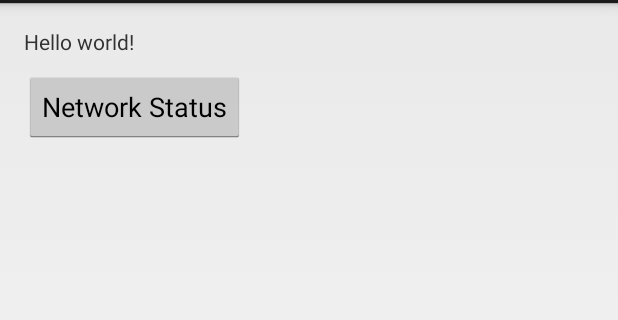
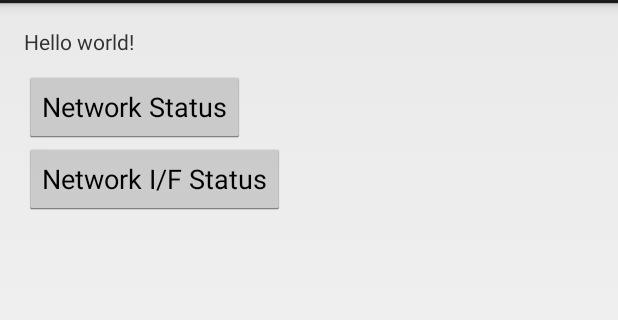
Before and after one commit to yosyam/AndroidSampleCode, an Android app: the screen it shows after launch (MainActivity), on a phone screen of 412 x 824 dp, the part 69-389 px from its top. Run offline under Robolectric (Android 15) with nearby library versions, the phone set to English and light mode, and no system bars.

Commit message:
Network I/F Status の追加

```diff
--- a/AndroidSampleCode/src/main/java/net/metax/android/androidsamplecode/MainActivity.java
+++ b/AndroidSampleCode/src/main/java/net/metax/android/androidsamplecode/MainActivity.java
@@ -7,11 +7,14 @@ import android.view.Menu;
 import android.view.View;
 import android.widget.Button;
 
+import net.metax.android.androidsamplecode.nifstatus.NifStatusActivity;
 import net.metax.android.androidsamplecode.networkstatus.NetworkStatusActivity;
 
 public class MainActivity extends Activity {
     private Button buttonNetworkStatus;
     private Button.OnClickListener buttonNetworkStatusListener;
+    private Button buttonIpStatus;
+    private Button.OnClickListener buttonIpStatusListener;
 
     @Override
     protected void onCreate(Bundle savedInstanceState) {
@@ -32,6 +35,17 @@ public class MainActivity extends Activity {
             }
         };
         buttonNetworkStatus.setOnClickListener(buttonNetworkStatusListener);
+
+        buttonIpStatus = (Button) findViewById(R.id.buttonIpStatus);
+        buttonIpStatusListener = new View.OnClickListener() {
+            @Override
+            public void onClick(View view) {
+                Intent intent = new Intent(MainActivity.this, NifStatusActivity.class);
+                startActivity(intent);
+            }
+        };
+        buttonIpStatus.setOnClickListener(buttonIpStatusListener);
+
     }
 
 
--- a/AndroidSampleCode/src/main/res/layout/activity_main.xml
+++ b/AndroidSampleCode/src/main/res/layout/activity_main.xml
@@ -25,4 +25,12 @@
             android:layout_alignLeft="@+id/textView"
             android:layout_marginTop="10dp"/>
 
+    <Button
+            android:layout_width="wrap_content"
+            android:layout_height="wrap_content"
+            android:text="@string/nif_status"
+            android:id="@+id/buttonIpStatus"
+            android:layout_below="@+id/buttonNetworkStatus"
+            android:layout_alignLeft="@+id/buttonNetworkStatus"/>
+
 </RelativeLayout>
--- a/AndroidSampleCode/src/main/res/values/strings.xml
+++ b/AndroidSampleCode/src/main/res/values/strings.xml
@@ -6,6 +6,8 @@
     <string name="action_settings" >Settings
     </string>
     <string name="hello_world" >Hello world!
-    </string><string name="network_status">Network Status</string>
+    </string>
+    <string name="network_status">Network Status</string>
+    <string name="nif_status">Network I/F Status</string>
 
 </resources>
```
Also changed, not shown: AndroidSampleCode/src/main/AndroidManifest.xml (+7 -0 lines), AndroidSampleCode/src/main/java/net/metax/android/androidsamplecode/nifstatus/NifStatusActivity.java (added, +111 -0 lines), AndroidSampleCode/src/main/res/layout/activity_nif_status.xml (added, +14 -0 lines), AndroidSampleCode/src/main/res/layout/list_row_2_lines.xml (added, +30 -0 lines).
